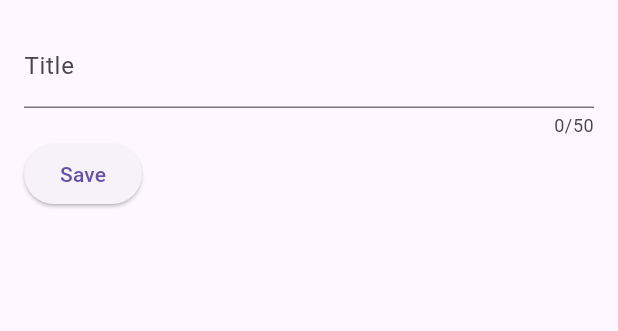
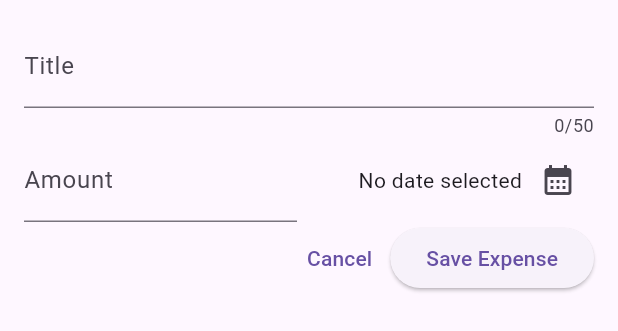
Before and after one commit to kartpop/expense_tracker, a Flutter app: the NewExpense widget shown alone on an empty page, opened directly, on a phone screen of 412 x 824 dp. Shown: the top 331 px of the screen. Run offline on Flutter 3.47's test engine with Material 2 defaults, Android fonts, the phone set to English and light mode, and no system bars.

Commit message:
feat: implement DateTime picker and close modal screen using Navigator.pop

```diff
--- a/lib/widgets/new_expense.dart
+++ b/lib/widgets/new_expense.dart
@@ -1,3 +1,4 @@
+import 'package:expense_tracker/models/expense.dart';
 import 'package:flutter/material.dart';
 
 class NewExpense extends StatefulWidget {
@@ -11,10 +12,27 @@ class NewExpense extends StatefulWidget {
 
 class _NewExpenseState extends State<NewExpense> {
   final _titleController = TextEditingController();
+  final _amountController = TextEditingController();
+  DateTime? _selectedDate;
+
+  void _presentDatePicker() async {
+    final now = DateTime.now();
+    final firstDate = DateTime(now.year - 1, now.month, now.day);
+    final pickedDate = await showDatePicker(
+      context: context,
+      initialDate: now,
+      firstDate: firstDate,
+      lastDate: now,
+    );
+    setState(() {
+      _selectedDate = pickedDate;
+    });
+  }
 
   @override
   void dispose() {
     _titleController.dispose();
+    _amountController.dispose();
     super.dispose();
   }
 
@@ -33,11 +51,51 @@ class _NewExpenseState extends State<NewExpense> {
           ),
           Row(
             children: [
+              Expanded(
+                child: TextField(
+                  controller: _amountController,
+                  keyboardType: TextInputType.number,
+                  decoration: const InputDecoration(
+                    prefixText: '\$',
+                    label: Text('Amount'),
+                  ),
+                ),
+              ),
+              const SizedBox(width: 16),
+              Expanded(
+                child: Row(
+                  mainAxisAlignment: MainAxisAlignment.end,
+                  crossAxisAlignment: CrossAxisAlignment.center,
+                  children: [
+                    Text(
+                      _selectedDate == null
+                          ? 'No date selected'
+                          : formatter.format(_selectedDate!),
+                    ),
+                    IconButton(
+                      onPressed: _presentDatePicker,
+                      icon: const Icon(Icons.calendar_month),
+                    ),
+                  ],
+                ),
+              )
+            ],
+          ),
+          Row(
+            children: [
+              const Spacer(),
+              TextButton(
+                onPressed: () {
+                  Navigator.pop(context);
+                },
+                child: const Text('Cancel'),
+              ),
               ElevatedButton(
                 onPressed: () {
                   print(_titleController.text);
+                  print(_amountController.text);
                 },
-                child: const Text('Save'),
+                child: const Text('Save Expense'),
               ),
             ],
           )
```
